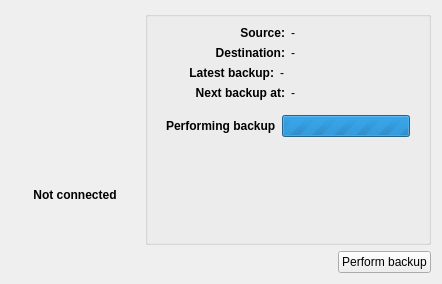
flavio/kaveau, file src/app/mainwidgetbase.ui: the form before one commit.
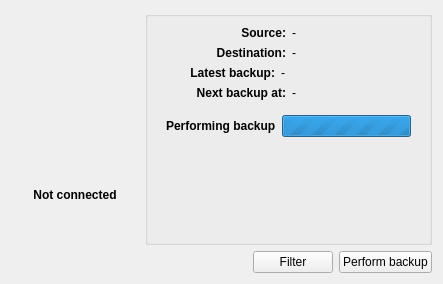
The form after the commit. The open tabs and pages were chosen to show the change.

Commit message: added log view dialog, fixed some bugs into the ui

Patch:
```diff
--- a/src/app/mainwidgetbase.ui
+++ b/src/app/mainwidgetbase.ui
@@ -6,7 +6,7 @@
    <rect>
     <x>0</x>
     <y>0</y>
-    <width>442</width>
+    <width>443</width>
     <height>284</height>
    </rect>
   </property>
@@ -260,7 +260,7 @@
                  <number>0</number>
                 </property>
                 <property name="value">
-                 <number>160037</number>
+                 <number>161056</number>
                 </property>
                </widget>
               </item>
@@ -454,6 +454,13 @@
        </property>
       </spacer>
      </item>
+     <item>
+      <widget class="QPushButton" name="btnFilter">
+       <property name="text">
+        <string>Filter</string>
+       </property>
+      </widget>
+     </item>
      <item>
       <widget class="QPushButton" name="btnBackup">
        <property name="text">
```
The commit also changes 6 other files.
